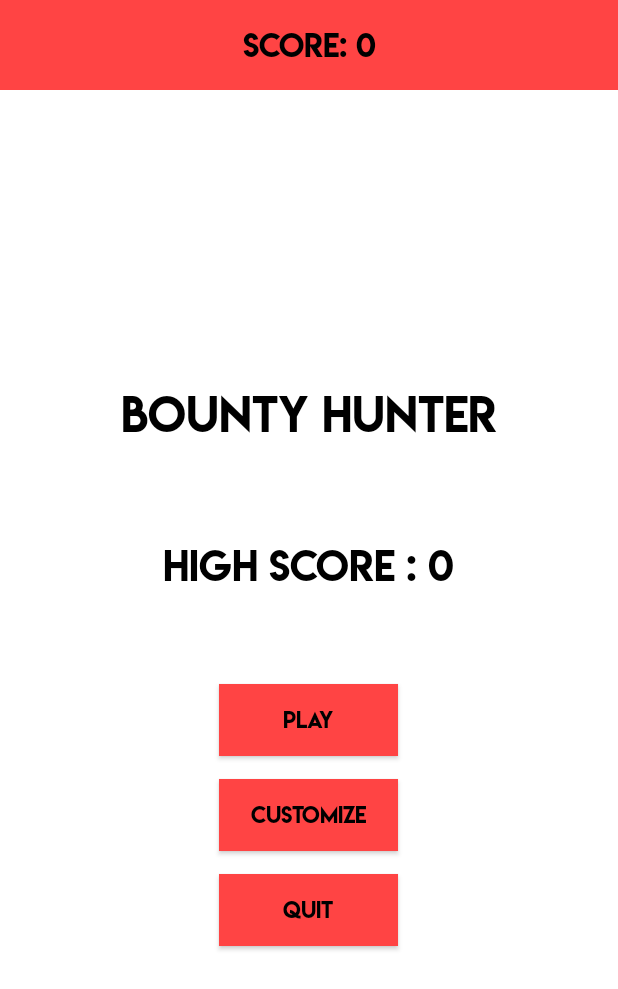
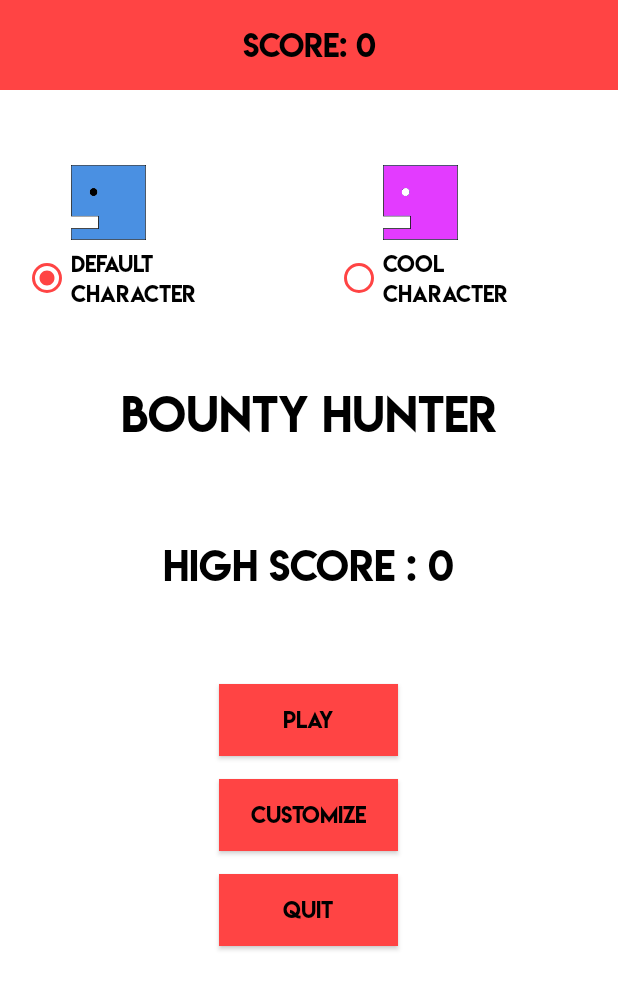
Before and after one commit to JovanStankovic/Diplomski, an Android app: the screen it shows after launch (MainActivity), on a phone screen of 412 x 824 dp. Shown: the top 989 px of the screen. Run offline under Robolectric (Android 15) with nearby library versions, the phone set to English and light mode, and no system bars.

Commit message:
Positioning of the boxes in customize

```diff
--- a/app/src/main/res/layout/activity_main.xml
+++ b/app/src/main/res/layout/activity_main.xml
@@ -65,7 +65,7 @@
             android:layout_width="match_parent"
             android:layout_height="wrap_content"
             android:layout_gravity="top|center_vertical"
-            android:layout_marginTop="90dp"
+            android:layout_marginTop="105dp"
             android:orientation="horizontal">
 
             <RadioButton
@@ -78,7 +78,7 @@
                 android:fontFamily="@font/lemonmilk"
                 android:text="Default Character"
                 android:textColor="@android:color/black"
-                android:visibility="invisible" />
+                android:visibility="visible" />
 
             <RadioButton
                 android:id="@+id/selection2RadioButton"
@@ -90,7 +90,7 @@
                 android:fontFamily="@font/lemonmilk"
                 android:text="Cool Character"
                 android:textColor="@android:color/black"
-                android:visibility="invisible" />
+                android:visibility="visible" />
         </RadioGroup>
 
         <Button
@@ -165,25 +165,25 @@
             android:src="@drawable/box_pink_left"
             android:visibility="invisible" />
 
-        <ImageView
-            android:id="@+id/boxSelectionPink"
-            android:layout_width="30dp"
-            android:layout_height="30dp"
-            android:layout_marginLeft="255dp"
-            android:layout_marginTop="180dp"
-            android:scaleType="fitCenter"
-            android:src="@drawable/box_pink_left"
-            android:visibility="invisible" />
-
 
         <ImageView
             android:id="@+id/boxSelection"
-            android:layout_width="30dp"
-            android:layout_height="30dp"
+            android:layout_width="50dp"
+            android:layout_height="50dp"
             android:layout_marginLeft="47dp"
-            android:layout_marginTop="180dp"
+            android:layout_marginTop="50dp"
             android:src="@drawable/box_left"
-            android:visibility="invisible" />
+            android:visibility="visible" />
+
+        <ImageView
+            android:id="@+id/boxSelectionPink"
+            android:layout_width="50dp"
+            android:layout_height="50dp"
+            android:layout_marginLeft="255dp"
+            android:layout_marginTop="50dp"
+            android:scaleType="fitCenter"
+            android:src="@drawable/box_pink_left"
+            android:visibility="visible" />
 
         <ImageView
             android:id="@+id/orange"
@@ -273,6 +273,7 @@
 
         </LinearLayout>
 
+
     </FrameLayout>
 
 </LinearLayout>
```
